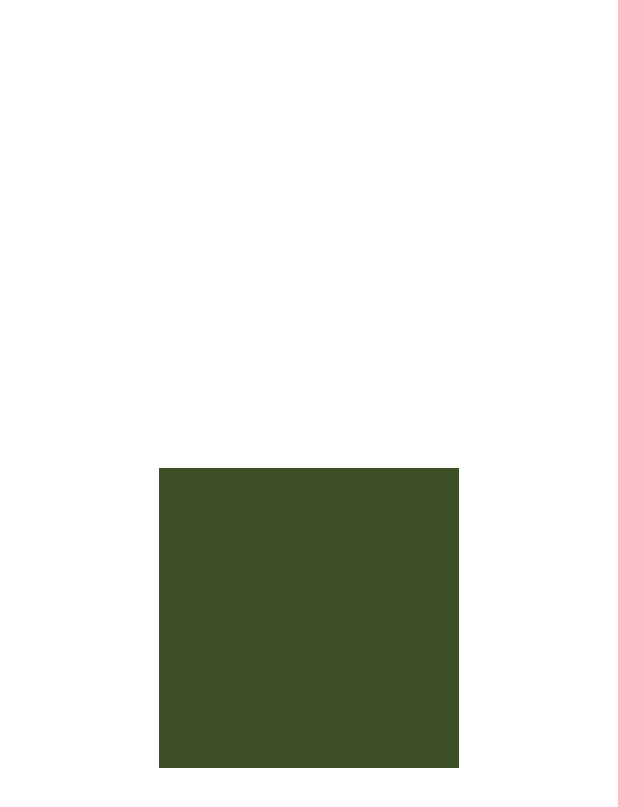
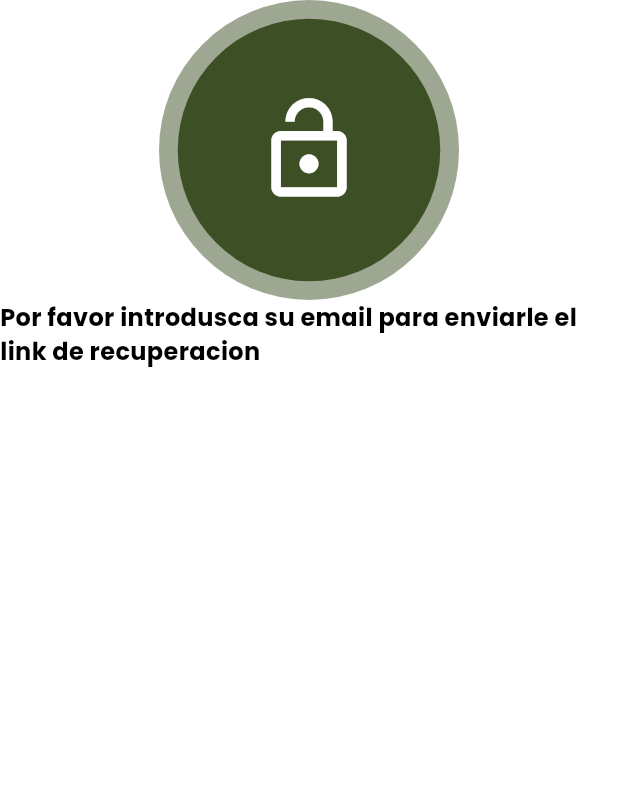
Before and after one commit to EdwardGC7/Queue_Manager, a Flutter app: the OlvideContrasena screen opened by its route, on a phone screen of 412 x 824 dp. Shown: the top 807 px of the screen. Run offline on Flutter 3.47's test engine with Material 3 defaults, Android fonts, the phone set to English and light mode, and no system bars; our stand-ins replace get, iconsax.

Commit message:
trabajando con olvide mi contrasena

```diff
--- a/lib/features/authentication/screens/login/widgets/olvide_contrasena.dart
+++ b/lib/features/authentication/screens/login/widgets/olvide_contrasena.dart
@@ -1,5 +1,8 @@
+import 'package:flutter/cupertino.dart';
 import 'package:flutter/material.dart';
+import 'package:flutter/widgets.dart';
 import 'package:queue_manager/utils/constants/colors.dart';
+import 'package:queue_manager/utils/constants/sizes.dart';
 
 class OlvideContrasena extends StatefulWidget {
   const OlvideContrasena({super.key});
@@ -12,15 +15,45 @@ class _OlvideContrasenaState extends State<OlvideContrasena> {
   @override
   Widget build(BuildContext context) {
     return Scaffold(
-      body: Center(
-        child: Stack(
+      body: SingleChildScrollView(
+        child: Center(
+          child: Column(
+            children: [
+              Stack(
+                alignment: AlignmentDirectional.center,
                 children: [
                   Container(
+                    decoration: BoxDecoration(
+                      borderRadius: BorderRadius.circular(100),
+                      color: GColors.shadowGreen,
+                    ),
                     width: 200,
                     height: 200,
+                  ),
+                  Container(
+                    decoration: BoxDecoration(
+                      borderRadius: BorderRadius.circular(100),
                       color: GColors.primaryGreen,
-            )
+                    ),
+                    width: 175,
+                    height: 175,
+                    child: const Icon(
+                      Icons.lock_open,
+                      size: GSizes.xxxl,
+                      color: GColors.white,
+                    ),
+                  ),
                 ],
+              ),
+              const Center(
+                child: Text(
+                  "Por favor introdusca su email para enviarle el link de recuperacion",
+                  style: TextStyle(
+                      fontSize: GSizes.fontSizeMd, fontWeight: FontWeight.bold),
+                ),
+              ),
+            ],
+          ),
         ),
       ),
     );
--- a/lib/utils/constants/colors.dart
+++ b/lib/utils/constants/colors.dart
@@ -46,4 +46,7 @@ class GColors {
   static const Color softGrey = Color(0xFFF4F4F4);
   static const Color lightGrey = Color(0xFFF9F9F9);
   static const Color white = Color(0xFFFFFFFF);
+
+  // COlor De Sombra
+  static const Color shadowGreen = Color.fromRGBO(61, 79, 37, 0.5);
 }
--- a/lib/utils/constants/sizes.dart
+++ b/lib/utils/constants/sizes.dart
@@ -1,5 +1,4 @@
 class GSizes {
-
   // Padding and margin sizes
 
   static const double xs = 4.0;
@@ -11,7 +10,8 @@ class GSizes {
   static const double lg = 24.0;
 
   static const double xl = 32.0;
-
+  static const double xxl = 50.0;
+  static const double xxxl = 75.0;
 
   // Icon sizes
 
@@ -23,7 +23,6 @@ class GSizes {
 
   static const double iconLg = 32.0;
 
-
   // Font sizes
 
   static const double fontSizeSm = 14.0;
@@ -31,7 +30,6 @@ class GSizes {
   static const double fontSizeMd = 16.0;
 
   static const double fontSizeLg = 18.0;
-
 
   // Button sizes
 
@@ -43,16 +41,13 @@ class GSizes {
 
   static const double buttonElevation = 4.0;
 
-
   // AppBar height
 
   static const double appBarHeight = 56.0;
 
-
   // Image sizes
 
   static const double imageThumbSize = 80.0;
-
 
   // Default spacing between sections
 
@@ -62,7 +57,6 @@ class GSizes {
 
   static const double spaceBtwSections = 32.0;
 
-
   // Border radius
 
   static const double borderRadiusSm = 4.0;
@@ -71,11 +65,9 @@ class GSizes {
 
   static const double borderRadiusLg = 12.0;
 
-
   // Divider height
 
   static const double dividerHeight = 1.0;
-
 
   // Product item dimensions
 
@@ -85,13 +77,11 @@ class GSizes {
 
   static const double productItemHeight = 160.0;
 
-
   // Input field
 
   static const double inputFieldRadius = 12.0;
 
   static const double spaceBtwInputFields = 16.0;
-
 
   // Card sizes
 
@@ -105,19 +95,15 @@ class GSizes {
 
   static const double cardElevation = 2.0;
 
-
   // Image carousel height
 
   static const double imageCarouselHeight = 200.0;
-
 
   // Loading indicator size
 
   static const double loadingIndicatorSize = 36.0;
 
-
   // Grid view spacing
 
   static const double gridViewSpacing = 16.0;
-
 }
```
Lines whose indentation alone changed are shown as unchanged.
